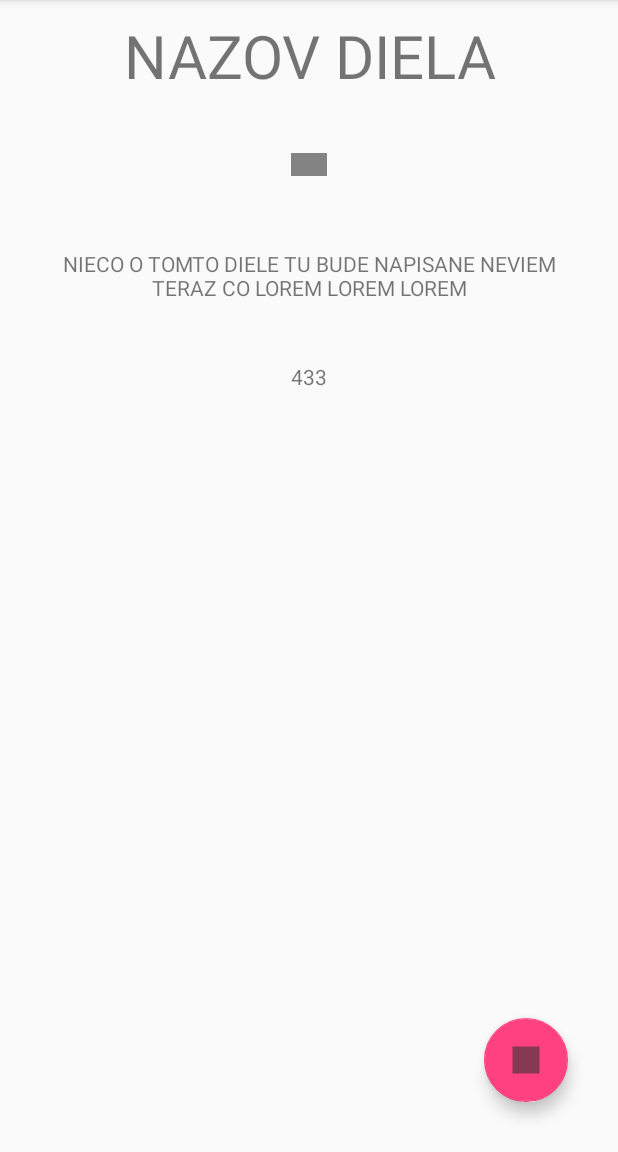
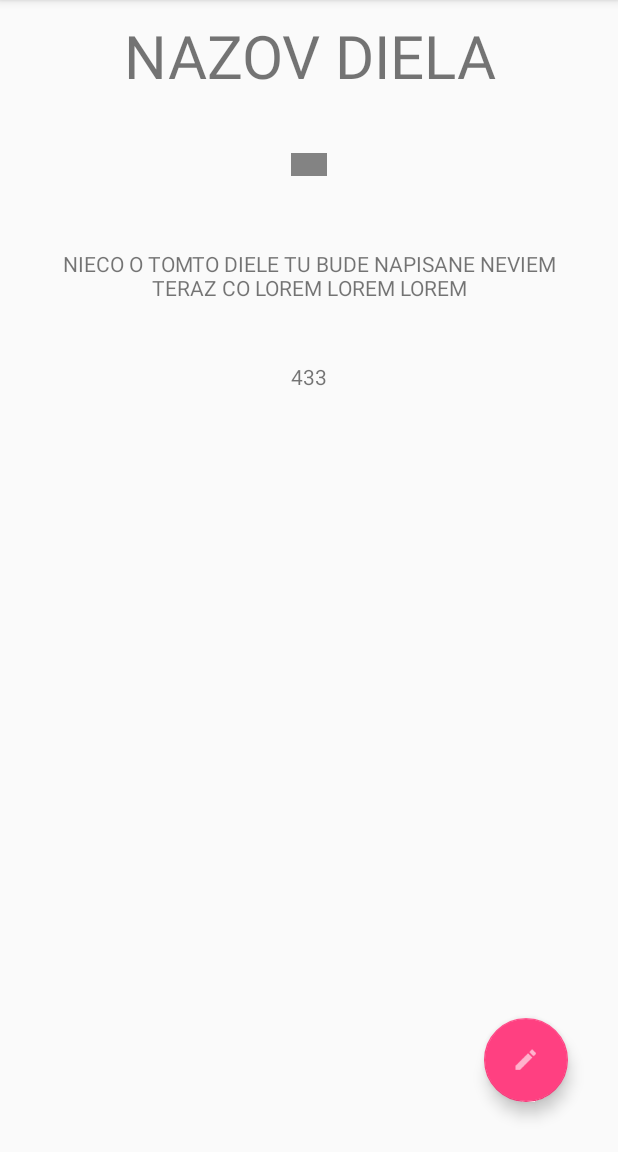
Before and after one commit to LuboZl/BeaconScannerAndroid, an Android app: the PreviewExhibit screen opened directly, with no data from a screen before it, on a phone screen of 412 x 824 dp, the part 84-1236 px from its top. Run offline under Robolectric (Android 15) with nearby library versions, the phone set to English and light mode, and no system bars.

Commit message:
Removed uneccesary layout files.

```diff
--- a/app/src/main/res/layout/activity_main.xml
+++ b/app/src/main/res/layout/activity_main.xml
@@ -20,7 +20,7 @@
         android:layout_height="wrap_content"
         android:layout_gravity="bottom|end"
         android:layout_margin="15dp"
-        android:tint="@android:color/white"
-        android:src="@drawable/icon_edit"/>
+        android:src="@drawable/icon_add"
+        android:tint="@android:color/white" />
 
 </android.support.design.widget.CoordinatorLayout>
--- a/app/src/main/res/layout/activity_preview_exhibit.xml
+++ b/app/src/main/res/layout/activity_preview_exhibit.xml
@@ -1,12 +1,48 @@
 <?xml version="1.0" encoding="utf-8"?>
 <android.support.design.widget.CoordinatorLayout xmlns:android="http://schemas.android.com/apk/res/android"
-    xmlns:app="http://schemas.android.com/apk/res-auto"
     xmlns:tools="http://schemas.android.com/tools"
     android:layout_width="match_parent"
     android:layout_height="match_parent"
     tools:context="team1.com.beaconscanner.AddExhibit">
 
-    <include layout="@layout/content_preview_exhibit" />
+    <LinearLayout xmlns:android="http://schemas.android.com/apk/res/android"
+        xmlns:app="http://schemas.android.com/apk/res-auto"
+        android:orientation="vertical"
+        android:layout_width="match_parent"
+        android:layout_height="match_parent">
+
+        <TextView
+            android:id="@+id/tv_title"
+            android:layout_width="match_parent"
+            android:layout_height="wrap_content"
+            android:padding="10dp"
+            android:text="Exhibit title"
+            android:textAlignment="center"
+            android:textSize="40dp" />
+
+        <ImageView
+            android:id="@+id/iv_coverImage"
+            android:layout_width="match_parent"
+            android:layout_height="wrap_content"
+            android:padding="20dp"
+            app:srcCompat="@drawable/rain_android" />
+
+        <TextView
+            android:id="@+id/tv_about"
+            android:layout_width="match_parent"
+            android:layout_height="wrap_content"
+            android:padding="20dp"
+            android:text="Some info about item that is exhibitet. Lorem ipsum dolor sit amet, consectetur adipiscing elit, sed do eiusmod tempor incididunt ut labore et dolore magna aliqua. Ut enim ad minim veniam, quis nostrud exercitation"
+            android:textAlignment="center" />
+        <TextView
+            android:id="@+id/tv_id"
+            android:layout_width="match_parent"
+            android:layout_height="wrap_content"
+            android:padding="20dp"
+            android:text="ID JE 322"
+            android:textAlignment="center" />
+
+    </LinearLayout>
 
     <android.support.design.widget.FloatingActionButton
         android:id="@+id/fab"
@@ -14,7 +50,7 @@
         android:layout_height="wrap_content"
         android:layout_gravity="bottom|end"
         android:layout_margin="50px"
-        android:src="@drawable/icon_add"
-        app:srcCompat="@drawable/icon_edit" />
+        android:src="@drawable/icon_edit"
+        android:tint="@android:color/white"/>
 
 </android.support.design.widget.CoordinatorLayout>
--- a/app/src/main/res/layout/content_preview_exhibit.xml
+++ /dev/null
@@ -1,39 +0,0 @@
-<?xml version="1.0" encoding="utf-8"?>
-<LinearLayout xmlns:android="http://schemas.android.com/apk/res/android"
-    xmlns:app="http://schemas.android.com/apk/res-auto"
-    android:orientation="vertical"
-    android:layout_width="match_parent"
-    android:layout_height="match_parent">
-
-    <TextView
-        android:id="@+id/tv_title"
-        android:layout_width="match_parent"
-        android:layout_height="wrap_content"
-        android:padding="10dp"
-        android:text="Exhibit title"
-        android:textAlignment="center"
-        android:textSize="40dp" />
-
-    <ImageView
-        android:id="@+id/iv_coverImage"
-        android:layout_width="match_parent"
-        android:layout_height="wrap_content"
-        android:padding="20dp"
-        app:srcCompat="@drawable/rain_android" />
-
-    <TextView
-        android:id="@+id/tv_about"
-        android:layout_width="match_parent"
-        android:layout_height="wrap_content"
-        android:padding="20dp"
-        android:text="Some info about item that is exhibitet. Lorem ipsum dolor sit amet, consectetur adipiscing elit, sed do eiusmod tempor incididunt ut labore et dolore magna aliqua. Ut enim ad minim veniam, quis nostrud exercitation"
-        android:textAlignment="center" />
-    <TextView
-        android:id="@+id/tv_id"
-        android:layout_width="match_parent"
-        android:layout_height="wrap_content"
-        android:padding="20dp"
-        android:text="ID JE 322"
-        android:textAlignment="center" />
-
-</LinearLayout>
```
Also changed, not shown: app/src/main/res/layout/content_main.xml (deleted, +0 -21 lines).
